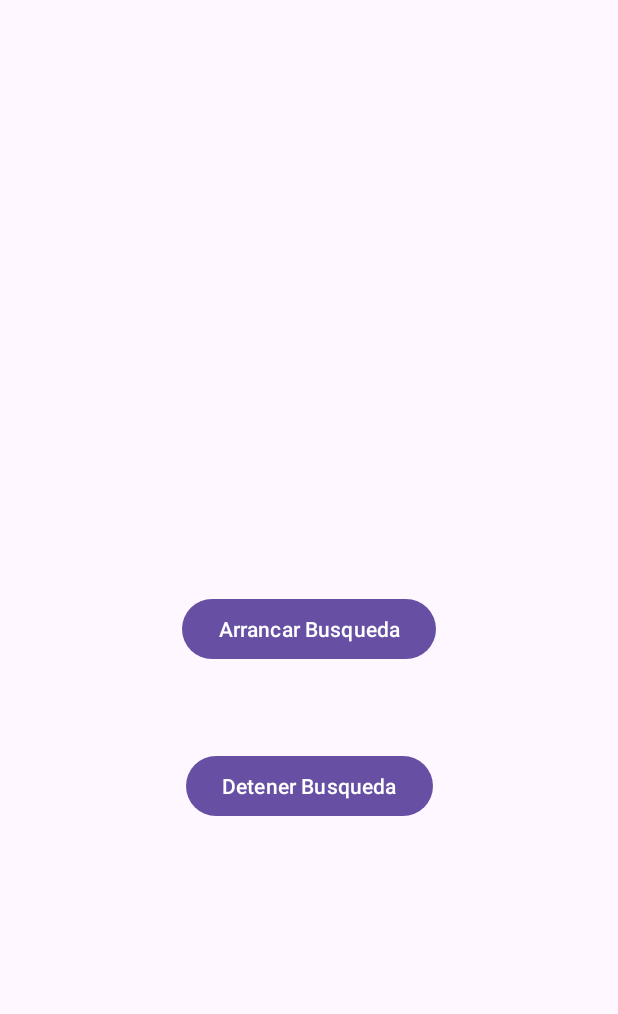
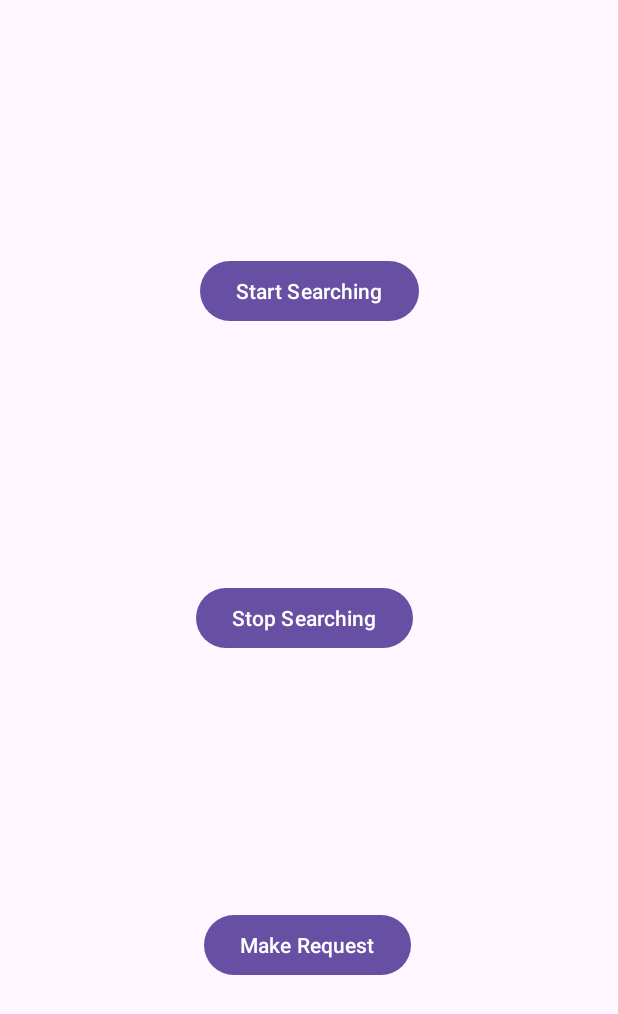
Before and after one commit to HowsAir/android, an Android app: the screen it shows after launch (MainActivity), on a phone screen of 412 x 824 dp. Shown: the top 1014 px of the screen. Run offline under Robolectric (Android 15) with nearby library versions, the phone set to English and light mode, and no system bars.

Commit message:
Decided to use a REST library and it works

```diff
--- a/BreathBetter/app/build.gradle.kts
+++ b/BreathBetter/app/build.gradle.kts
@@ -40,4 +40,7 @@ dependencies {
     testImplementation(libs.junit)
     androidTestImplementation(libs.ext.junit)
     androidTestImplementation(libs.espresso.core)
+    implementation(libs.retrofit)
+    implementation(libs.converter.gson.v290)
+    implementation(libs.logging.interceptor)
 }
--- a/BreathBetter/app/src/main/AndroidManifest.xml
+++ b/BreathBetter/app/src/main/AndroidManifest.xml
@@ -1,6 +1,7 @@
 <?xml version="1.0" encoding="utf-8"?>
 <manifest xmlns:android="http://schemas.android.com/apk/res/android"
     xmlns:tools="http://schemas.android.com/tools">
+    <uses-permission android:name="android.permission.INTERNET" />
 
     <application
         android:allowBackup="true"
@@ -11,6 +12,7 @@
         android:roundIcon="@mipmap/ic_launcher_round"
         android:supportsRtl="true"
         android:theme="@style/Theme.BreathBetter"
+        android:usesCleartextTraffic="true"
         tools:targetApi="31">
         <activity
             android:name=".MainActivity"
@@ -23,6 +25,7 @@
         </activity>
 
         <service android:name=".BeaconListeningService" />
+
     </application>
 
 </manifest>
--- /dev/null
+++ b/BreathBetter/app/src/main/java/com/example/mborper/breathbetter/ApiClient.java
@@ -0,0 +1,27 @@
+package com.example.mborper.breathbetter;
+
+import retrofit2.Retrofit;
+import retrofit2.converter.gson.GsonConverterFactory;
+import okhttp3.OkHttpClient;
+import okhttp3.logging.HttpLoggingInterceptor;
+
+public class ApiClient {
+
+    private static Retrofit retrofit = null;
+
+    public static Retrofit getClient() {
+        if (retrofit == null) {
+            // Añade un interceptor para logs (opcional)
+            HttpLoggingInterceptor interceptor = new HttpLoggingInterceptor();
+            interceptor.setLevel(HttpLoggingInterceptor.Level.BODY);
+            OkHttpClient client = new OkHttpClient.Builder().addInterceptor(interceptor).build();
+
+            retrofit = new Retrofit.Builder()
+                    .baseUrl("http://192.168.1.133:3000/api/v1/")
+                    .addConverterFactory(GsonConverterFactory.create())
+                    .client(client)
+                    .build();
+        }
+        return retrofit;
+    }
+}
--- /dev/null
+++ b/BreathBetter/app/src/main/java/com/example/mborper/breathbetter/ApiService.java
@@ -0,0 +1,17 @@
+package com.example.mborper.breathbetter;
+
+import java.util.List;
+
+import retrofit2.Call;
+import retrofit2.http.Body;
+import retrofit2.http.GET;
+import retrofit2.http.POST;
+import retrofit2.http.Path;
+
+public interface ApiService {
+    @GET("measurements/")
+    Call<List<Measurement>> getMeasurements();  // Si esperas una lista de mediciones
+
+    @POST("measurements/")
+    Call<Measurement> sendMeasurement(@Body Measurement measurement);  // Envías una medición al servidor
+}
--- a/BreathBetter/app/src/main/java/com/example/mborper/breathbetter/MainActivity.java
+++ b/BreathBetter/app/src/main/java/com/example/mborper/breathbetter/MainActivity.java
@@ -10,23 +10,45 @@ import androidx.core.view.WindowInsetsCompat;
 import android.content.Intent;
 import android.util.Log;
 import android.view.View;
+import java.util.List;
+import retrofit2.Call;
+import retrofit2.Callback;
+import retrofit2.Response;
 
 
 public class MainActivity extends AppCompatActivity {
 
-    private static final String LOG_TAG = "DEVELOPMENT_LOG";
+    private static final String log_tag = "DEVELOPMENT_LOG";
+    private Intent serviceIntent = null;
+    ApiService apiService;
 
-    private Intent serviceIntent = null;
+    @Override
+    protected void onCreate(Bundle savedInstanceState) {
+        super.onCreate(savedInstanceState);
+        EdgeToEdge.enable(this);
+        setContentView(R.layout.activity_main);
+
+        // Obtener una instancia de ApiService
+        apiService = ApiClient.getClient().create(ApiService.class);
+
+        getMeasurements();
+
+        ViewCompat.setOnApplyWindowInsetsListener(findViewById(R.id.main), (v, insets) -> {
+            Insets systemBars = insets.getInsets(WindowInsetsCompat.Type.systemBars());
+            v.setPadding(systemBars.left, systemBars.top, systemBars.right, systemBars.bottom);
+            return insets;
+        });
+    }
 
     public void onStartServiceButtonClicked(View v) {
-        Log.d(LOG_TAG, "Start service button clicked");
+        Log.d(log_tag, "Start service button clicked");
 
         if (this.serviceIntent != null) {
             // The service is already running
             return;
         }
 
-        Log.d(LOG_TAG, "MainActivity: Starting the service");
+        Log.d(log_tag, "MainActivity: Starting the service");
 
         this.serviceIntent = new Intent(this, BeaconListeningService.class);
 
@@ -47,23 +69,54 @@ public class MainActivity extends AppCompatActivity {
         stopService(this.serviceIntent);
 
         this.serviceIntent = null;
-
-        Log.d(LOG_TAG, "Stop service button clicked");
+        Log.d(log_tag, "Stop service button clicked");
 
     } // onStopServiceButtonClicked
 
+    public void onMakeRequestButtonClicked(View v) {
+        // Hacer una llamada POST para enviar una medición
+        Measurement newMeasurement = new Measurement();  // Crea y configura un nuevo objeto Measurement
+        newMeasurement.setPpm(35.0);
+        newMeasurement.setTemperature(25.0);
+        newMeasurement.setLatitude(39.4699);
+        newMeasurement.setLongitude(-0.3763);
 
-    @Override
-    protected void onCreate(Bundle savedInstanceState) {
-        super.onCreate(savedInstanceState);
-        EdgeToEdge.enable(this);
-        setContentView(R.layout.activity_main);
-        Log.d(LOG_TAG, "MainActivity: onCreate started");
-        ViewCompat.setOnApplyWindowInsetsListener(findViewById(R.id.main), (v, insets) -> {
-            Insets systemBars = insets.getInsets(WindowInsetsCompat.Type.systemBars());
-            v.setPadding(systemBars.left, systemBars.top, systemBars.right, systemBars.bottom);
-            Log.d(LOG_TAG, "MainActivity: onCreate finished");
-            return insets;
+        Call<Measurement> postCall = apiService.sendMeasurement(newMeasurement);
+        postCall.enqueue(new Callback<Measurement>() {
+            @Override
+            public void onResponse(Call<Measurement> call, Response<Measurement> response) {
+                if (response.isSuccessful()) {
+                    Measurement measurement = response.body();
+                    Log.d("MainActivity", "Measurement sent successfully: ");
+                }
+            }
+
+            @Override
+            public void onFailure(Call<Measurement> call, Throwable t) {
+                Log.e("MainActivity", "Error sending measurement: " + t.getMessage());
+            }
         });
     }
+
+    private void getMeasurements() {
+        // Hacer una llamada GET para obtener las mediciones
+        Call<List<Measurement>> call = apiService.getMeasurements();
+        call.enqueue(new Callback<List<Measurement>>() {
+            @Override
+            public void onResponse(Call<List<Measurement>> call, Response<List<Measurement>> response) {
+                if (response.isSuccessful()) {
+                    List<Measurement> measurements = response.body();
+                    // Aquí puedes manejar la lista de mediciones
+                    Log.d("MainActivity", "Received measurements: " + measurements.size());
+                }
+            }
+
+            @Override
+            public void onFailure(Call<List<Measurement>> call, Throwable t) {
+                // Aquí manejas errores
+                Log.e("MainActivity", "Error: " + t.getMessage());
+            }
+        });
+    }
+
 }
--- a/BreathBetter/app/src/main/res/layout/activity_main.xml
+++ b/BreathBetter/app/src/main/res/layout/activity_main.xml
@@ -8,23 +8,37 @@
     tools:context=".MainActivity">
 
     <Button
-        android:id="@+id/arrancar"
+        android:id="@+id/makeRequest"
         android:layout_width="wrap_content"
         android:layout_height="wrap_content"
-        android:text="@string/arrancar_busqueda"
-        app:layout_constraintBottom_toTopOf="@+id/detener"
+        android:onClick="onMakeRequestButtonClicked"
+        android:text="@string/make_request"
+        app:layout_constraintBottom_toBottomOf="parent"
+        app:layout_constraintEnd_toEndOf="parent"
+        app:layout_constraintHorizontal_bias="0.497"
+        app:layout_constraintStart_toStartOf="parent"
+        app:layout_constraintTop_toBottomOf="@+id/stopSearching" />
+
+    <Button
+        android:id="@+id/startSearching"
+        android:layout_width="wrap_content"
+        android:layout_height="wrap_content"
+        android:onClick="onStartServiceButtonClicked"
+        android:text="@string/start_searching"
+        app:layout_constraintBottom_toTopOf="@+id/stopSearching"
         app:layout_constraintEnd_toEndOf="parent"
         app:layout_constraintStart_toStartOf="parent"
-        app:layout_constraintTop_toTopOf="parent"
-        app:layout_constraintVertical_bias="0.874" />
+        app:layout_constraintTop_toTopOf="parent" />
 
     <Button
-        android:id="@+id/detener"
+        android:id="@+id/stopSearching"
         android:layout_width="wrap_content"
         android:layout_height="wrap_content"
-        android:layout_marginBottom="276dp"
-        android:text="@string/detener_busqueda"
+        android:onClick="onStopServiceButtonClicked"
+        android:text="@string/stop_searching"
         app:layout_constraintBottom_toBottomOf="parent"
         app:layout_constraintEnd_toEndOf="parent"
-        app:layout_constraintStart_toStartOf="parent" />
+        app:layout_constraintHorizontal_bias="0.489"
+        app:layout_constraintStart_toStartOf="parent"
+        app:layout_constraintTop_toTopOf="parent" />
 </androidx.constraintlayout.widget.ConstraintLayout>
--- a/BreathBetter/app/src/main/res/values/strings.xml
+++ b/BreathBetter/app/src/main/res/values/strings.xml
@@ -1,5 +1,6 @@
 <resources>
     <string name="app_name">Breath Better</string>
-    <string name="arrancar_busqueda">Arrancar Busqueda</string>
-    <string name="detener_busqueda">Detener Busqueda</string>
+    <string name="start_searching">Start Searching</string>
+    <string name="stop_searching">Stop Searching</string>
+    <string name="make_request">Make Request</string>
 </resources>
```
Also changed, not shown: BreathBetter/app/src/main/java/com/example/mborper/breathbetter/Measurement.java (added, +40 -0 lines), BreathBetter/app/src/main/java/com/example/mborper/breathbetter/TramaIBeacon.java (added, +107 -0 lines), BreathBetter/app/src/main/java/com/example/mborper/breathbetter/Utilidades.java (added, +138 -0 lines), BreathBetter/gradle/libs.versions.toml (+8 -0 lines).
